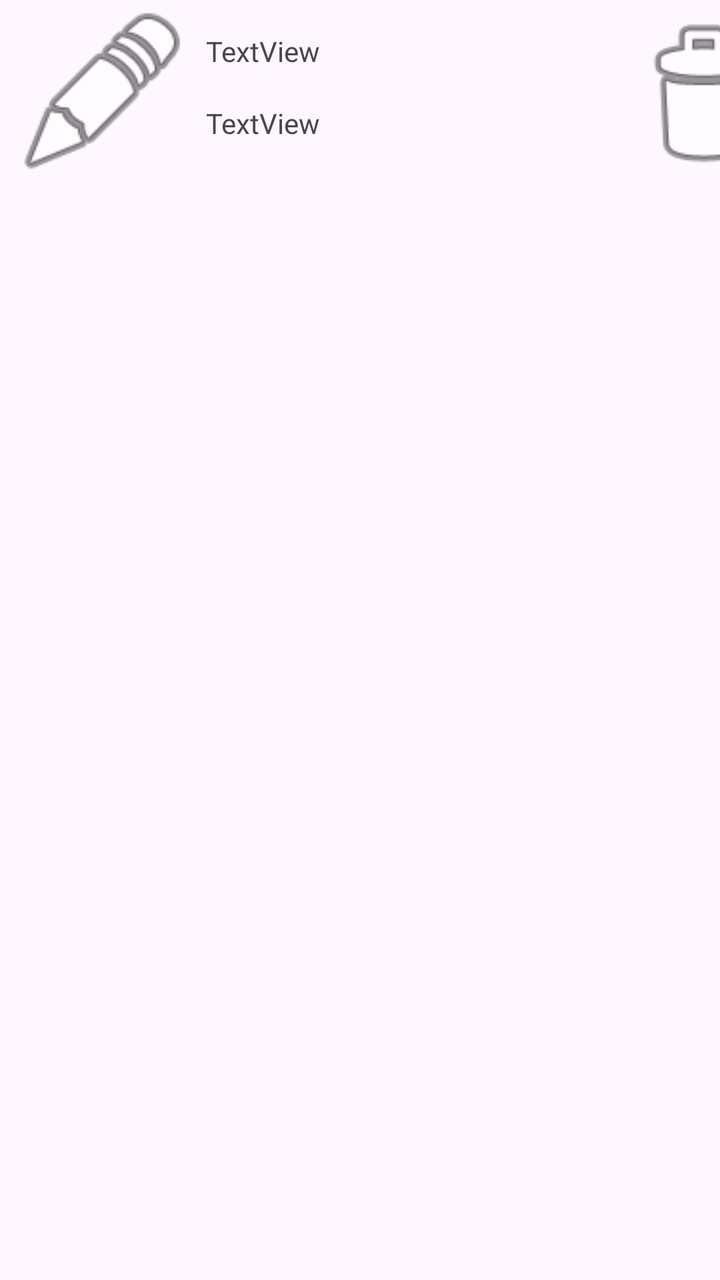
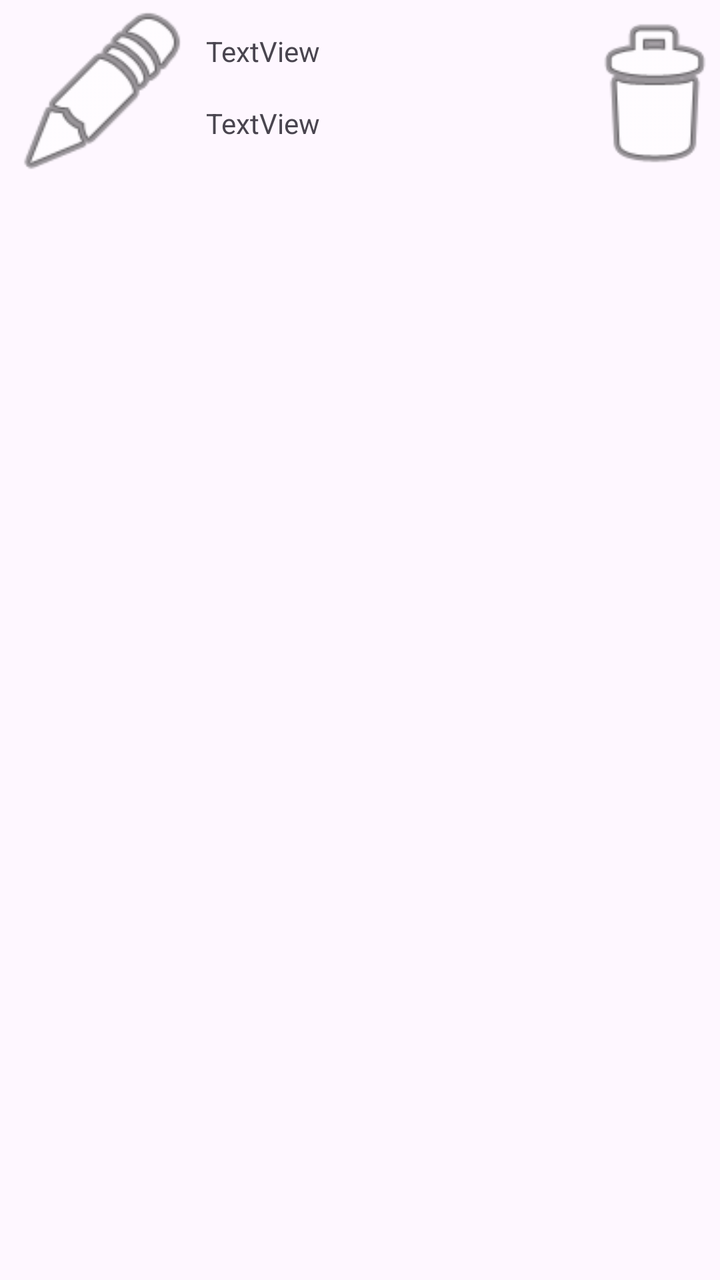

The first picture is an Android layout as it rendered before a commit; the second is the same layout after the commit. The layout source and the unified diff follow.
<!-- AndroidManifest.xml: application theme Theme.ChapterEight -->
<!-- res/layout/adapter_row.xml -->
<?xml version="1.0" encoding="utf-8"?>
<androidx.constraintlayout.widget.ConstraintLayout xmlns:android="http://schemas.android.com/apk/res/android"
    xmlns:app="http://schemas.android.com/apk/res-auto"
    xmlns:tools="http://schemas.android.com/tools"
    android:layout_width="match_parent"
    android:layout_height="match_parent">

    <androidx.constraintlayout.widget.ConstraintLayout
        android:layout_width="409dp"
        android:layout_height="wrap_content"
        app:layout_constraintStart_toStartOf="parent"
        app:layout_constraintTop_toTopOf="parent">

        <TextView
            android:id="@+id/tvName"
            android:layout_width="155dp"
            android:layout_height="36dp"
            android:layout_marginTop="16dp"
            android:text="TextView"
            app:layout_constraintStart_toEndOf="@+id/imageView"
            app:layout_constraintTop_toTopOf="parent" />

        <TextView
            android:id="@+id/tvPhone"
            android:layout_width="155dp"
            android:layout_height="35dp"
            android:text="TextView"
            app:layout_constraintStart_toStartOf="@+id/tvName"
            app:layout_constraintTop_toBottomOf="@+id/tvName" />

        <ImageView
            android:id="@+id/imageView"
            android:layout_width="103dp"
            android:layout_height="92dp"
            app:layout_constraintStart_toStartOf="parent"
            app:layout_constraintTop_toTopOf="parent"
            app:srcCompat="@android:drawable/ic_menu_edit" />

        <ImageView
            android:id="@+id/imgDelete"
            android:layout_width="98dp"
            android:layout_height="88dp"
            android:layout_marginStart="36dp"
            android:layout_marginTop="4dp"
            app:layout_constraintEnd_toEndOf="parent"
            app:layout_constraintStart_toEndOf="@+id/tvName"
            app:layout_constraintTop_toTopOf="parent"
            app:srcCompat="@android:drawable/ic_menu_delete" />
    </androidx.constraintlayout.widget.ConstraintLayout>
</androidx.constraintlayout.widget.ConstraintLayout>
<!-- resources referenced by this layout -->
<resources>
  <style name="Theme.ChapterEight" parent="Base.Theme.ChapterEight" />
  <style name="Base.Theme.ChapterEight" parent="Theme.Material3.DayNight.NoActionBar">
          
          
      </style>
</resources>

<!-- the commit's change to res/layout/adapter_row.xml (unified diff, before → after) -->
@@ -3,13 +3,8 @@
     xmlns:app="http://schemas.android.com/apk/res-auto"
     xmlns:tools="http://schemas.android.com/tools"
     android:layout_width="match_parent"
-    android:layout_height="match_parent">
+    android:layout_height="wrap_content">
 
-    <androidx.constraintlayout.widget.ConstraintLayout
-        android:layout_width="409dp"
-        android:layout_height="wrap_content"
-        app:layout_constraintStart_toStartOf="parent"
-        app:layout_constraintTop_toTopOf="parent">
 
         <TextView
             android:id="@+id/tvName"
@@ -46,5 +41,4 @@
             app:layout_constraintStart_toEndOf="@+id/tvName"
             app:layout_constraintTop_toTopOf="parent"
             app:srcCompat="@android:drawable/ic_menu_delete" />
-    </androidx.constraintlayout.widget.ConstraintLayout>
 </androidx.constraintlayout.widget.ConstraintLayout>
